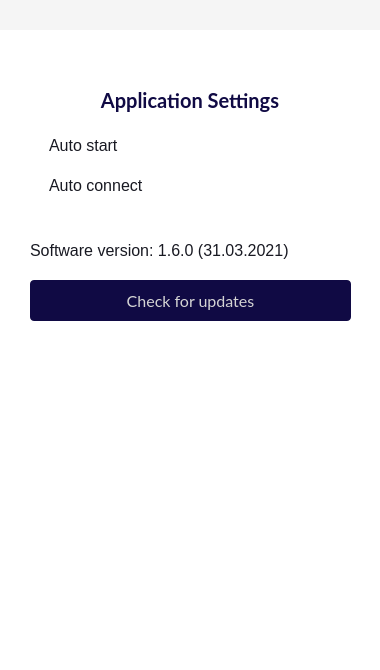
This is client/ui/mainwindow.ui in amnezia-vpn/amnezia-client as Qt 5 draws it before an edit. The edited form follows.
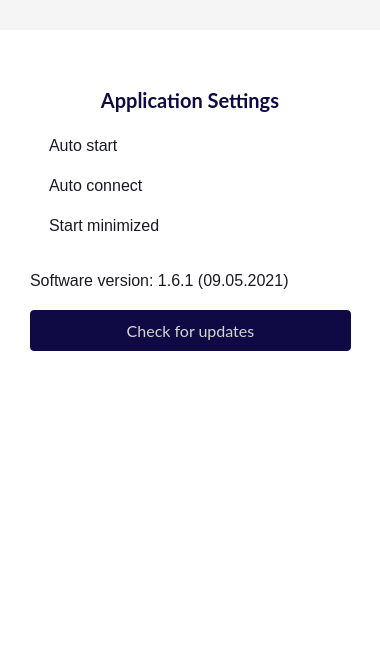
This is the edited form. The open tabs and pages were chosen to show the change. Icons and pictures are not drawn. Custom widgets are drawn as their Qt base class.

The edit to the form file:
```diff
--- a/client/ui/mainwindow.ui
+++ b/client/ui/mainwindow.ui
@@ -2710,7 +2710,7 @@
        <property name="geometry">
         <rect>
          <x>30</x>
-         <y>250</y>
+         <y>280</y>
          <width>321</width>
          <height>41</height>
         </rect>
@@ -2745,13 +2745,26 @@
        <property name="geometry">
         <rect>
          <x>30</x>
-         <y>210</y>
+         <y>240</y>
          <width>281</width>
          <height>21</height>
         </rect>
        </property>
        <property name="text">
-        <string>Software version: 1.6.0 (31.03.2021)</string>
+        <string>Software version: 1.6.1 (09.05.2021)</string>
+       </property>
+      </widget>
+      <widget class="QCheckBox" name="checkBox_app_settings_start_minimized">
+       <property name="geometry">
+        <rect>
+         <x>30</x>
+         <y>180</y>
+         <width>211</width>
+         <height>31</height>
+        </rect>
+       </property>
+       <property name="text">
+        <string>Start minimized</string>
        </property>
       </widget>
      </widget>
```
Left out of the diff: 18 changed lines with no effect on the pictures.
